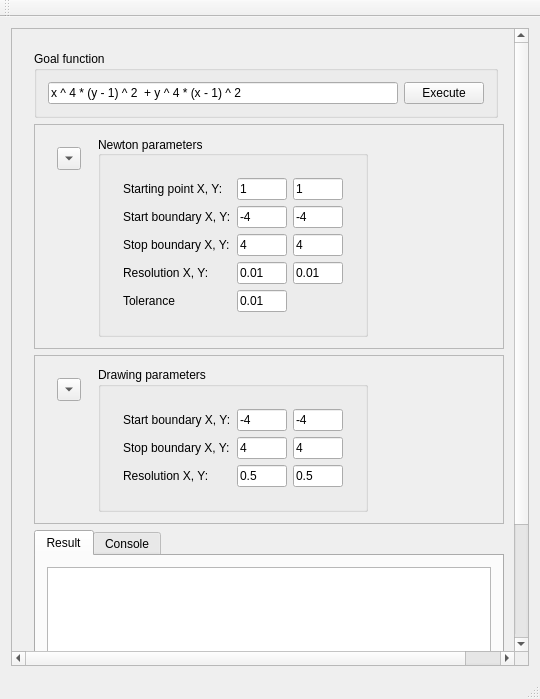
Above: qtgui/mainwindow.ui from piotrlechowicz/NOpt before the change. Below: the same form after it.
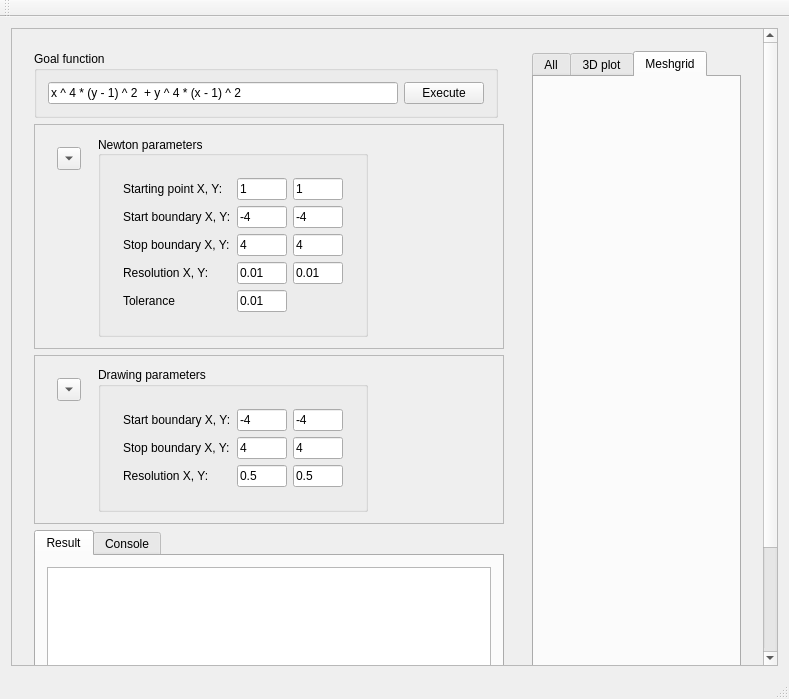
That is the form after the change.

What changed in the file:
```diff
--- a/qtgui/mainwindow.ui
+++ b/qtgui/mainwindow.ui
@@ -6,7 +6,7 @@
    <rect>
     <x>0</x>
     <y>0</y>
-    <width>540</width>
+    <width>789</width>
     <height>699</height>
    </rect>
   </property>
@@ -43,7 +43,7 @@
         <rect>
          <x>0</x>
          <y>0</y>
-         <width>539</width>
+         <width>753</width>
          <height>765</height>
         </rect>
        </property>
@@ -590,7 +590,41 @@
           </property>
           <layout class="QHBoxLayout" name="horizontalLayout_8">
            <item>
-            <layout class="QVBoxLayout" name="matPlotLayout"/>
+            <widget class="QTabWidget" name="plotterTabWidget">
+             <property name="currentIndex">
+              <number>2</number>
+             </property>
+             <widget class="QWidget" name="plotAllTab">
+              <attribute name="title">
+               <string>All</string>
+              </attribute>
+              <layout class="QHBoxLayout" name="horizontalLayout_9">
+               <item>
+                <widget class="QWidget" name="plotAllWidget" native="true"/>
+               </item>
+              </layout>
+             </widget>
+             <widget class="QWidget" name="plot3dTab">
+              <attribute name="title">
+               <string>3D plot</string>
+              </attribute>
+              <layout class="QVBoxLayout" name="verticalLayout_8">
+               <item>
+                <widget class="QWidget" name="plot3dWidget" native="true"/>
+               </item>
+              </layout>
+             </widget>
+             <widget class="QWidget" name="plotMeshgridTab">
+              <attribute name="title">
+               <string>Meshgrid</string>
+              </attribute>
+              <layout class="QVBoxLayout" name="verticalLayout_9">
+               <item>
+                <widget class="QWidget" name="plotMeshgridWidget" native="true"/>
+               </item>
+              </layout>
+             </widget>
+            </widget>
            </item>
           </layout>
          </widget>
```
Left out of the diff: 4 changed lines with no effect on the pictures.
